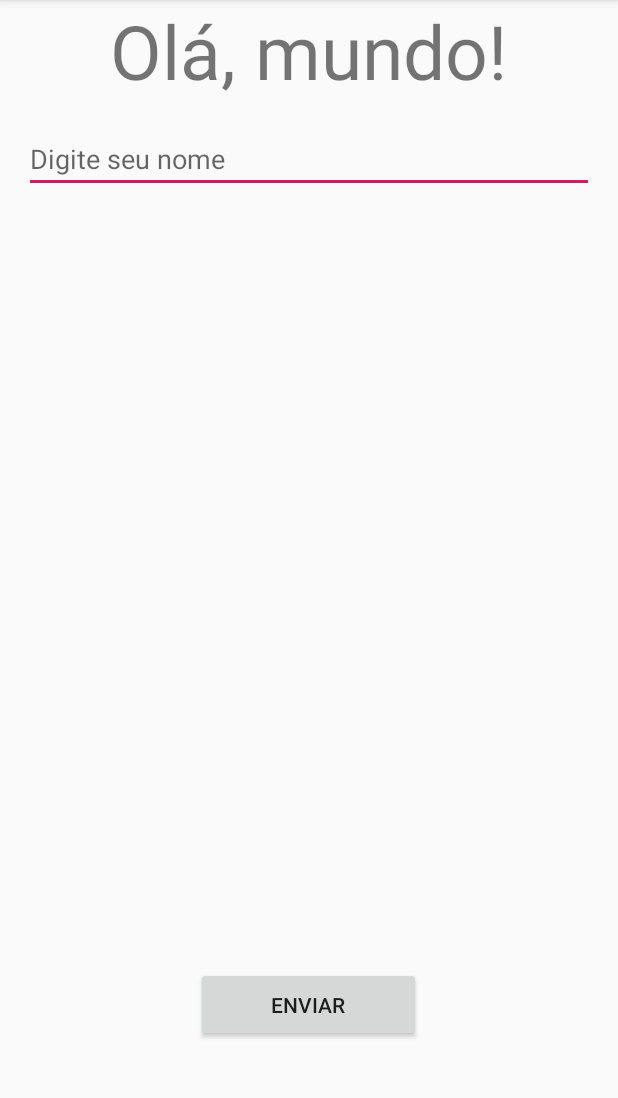
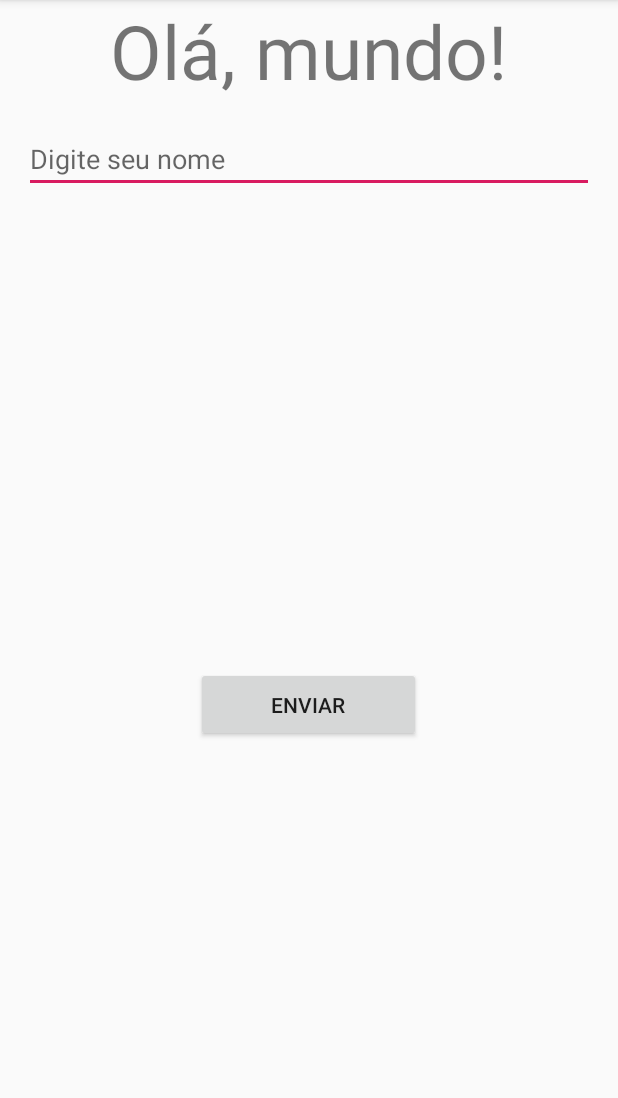
Before and after one commit to cecisousa/ApplicationTest, an Android app: the screen it shows after launch (MainActivity), on a phone screen of 412 x 824 dp, the part 84-1182 px from its top. Run offline under Robolectric (Android 15) with nearby library versions, the phone set to English and light mode, and no system bars.

Commit message:
atualiza código da tela inicial do app

```diff
--- a/app/src/main/java/br/com/digitalhouse/applicationtest/MainActivity.java
+++ b/app/src/main/java/br/com/digitalhouse/applicationtest/MainActivity.java
@@ -14,6 +14,7 @@ import org.w3c.dom.Text;
 
 public class MainActivity extends AppCompatActivity {
     TextView textView;
+    EditText editText;
     Button button;
     private EditText editTextNome;
 
@@ -22,11 +23,11 @@ public class MainActivity extends AppCompatActivity {
         super.onCreate(savedInstanceState);
         setContentView(R.layout.activity_main);
 
-        textView = (TextView) findViewById(R.id.text_id);
-        button = (Button) findViewById(R.id.botao_main);
-        editTextNome = (EditText) findViewById(R.id.edit_text_nome);
+        textView = findViewById(R.id.text_id);
+        editText = findViewById(R.id.edit_text);
+        button = findViewById(R.id.button_id);
 
-        final Editable nome = editTextNome.getText();
+        final Editable nome = editText.getText();
 
         button.setOnClickListener(new View.OnClickListener() {
             @Override
--- a/app/src/main/res/layout/activity_main.xml
+++ b/app/src/main/res/layout/activity_main.xml
@@ -16,17 +16,17 @@
         android:layout_height="wrap_content" />
 
     <EditText
-        android:id="@+id/edit_text_nome"
+        android:id="@+id/edit_text"
         android:layout_width="match_parent"
         android:layout_height="wrap_content"
         android:layout_margin="16dp"
         android:hint="Digite seu nome"/>
 
     <Button
-        android:id="@+id/botao_main"
+        android:id="@+id/button_id"
         android:layout_gravity="center"
         android:text="Enviar"
-        android:layout_marginTop="500dp"
+        android:layout_marginTop="300dp"
         android:layout_width="150dp"
         android:layout_height="50dp" />
 
```
